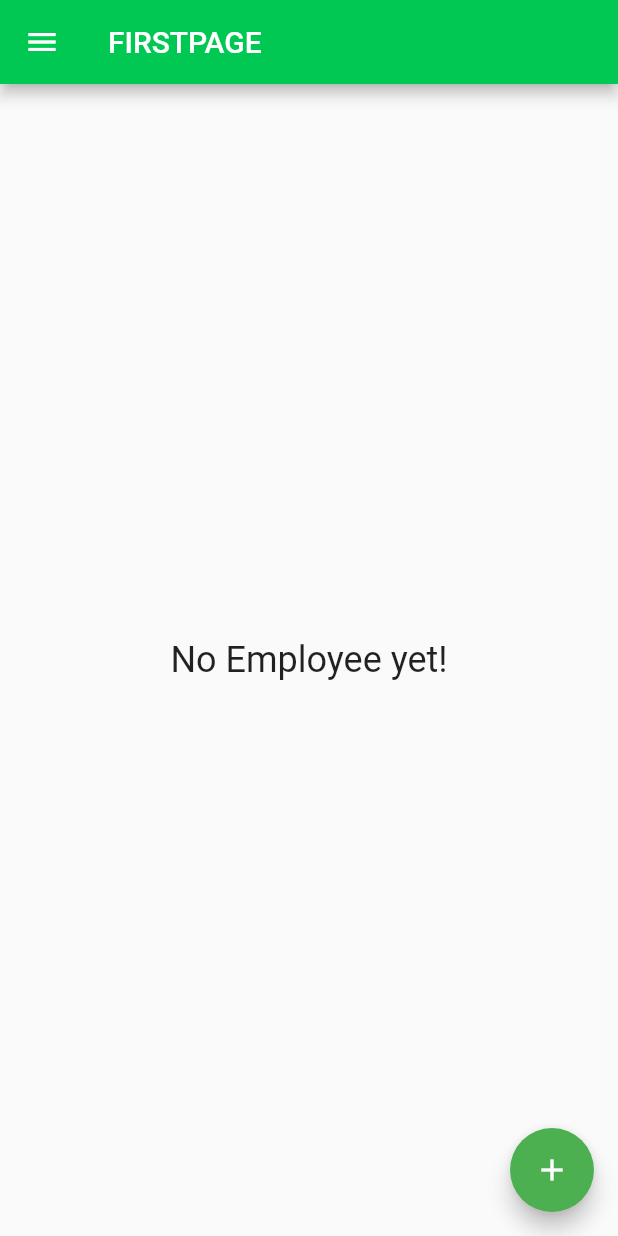
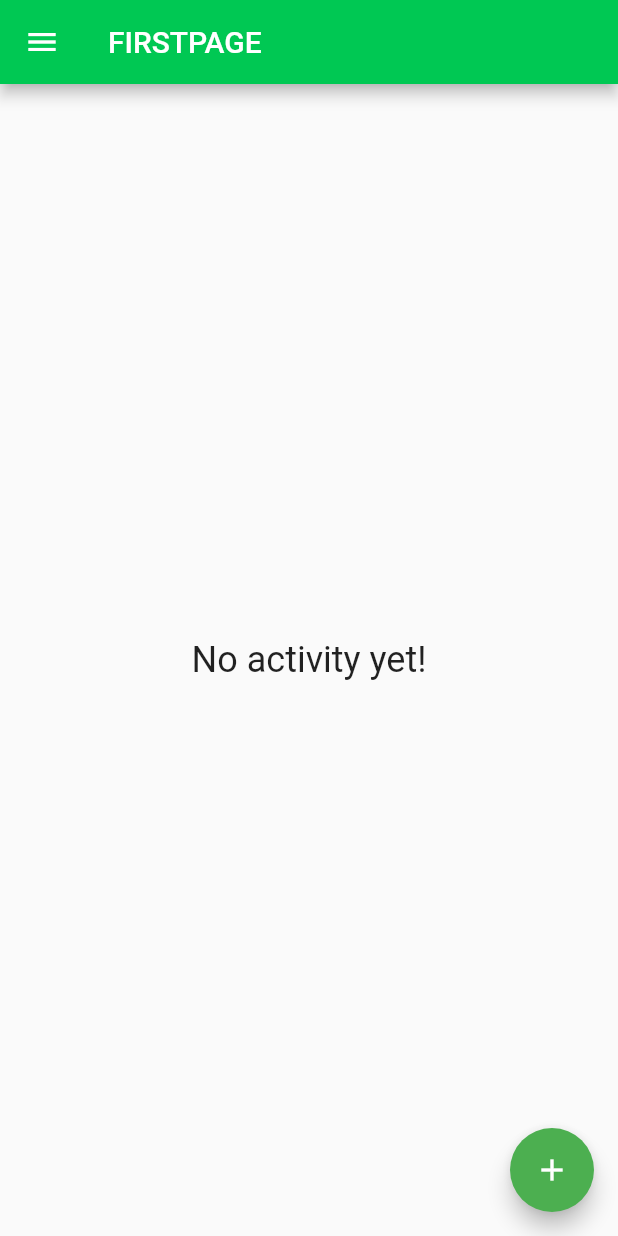
Before and after one commit to nksoluna/midterm-flutter, a Flutter app: the screen it shows after launch, on a phone screen of 412 x 824 dp. Run offline on Flutter 3.47's test engine with Material 2 defaults, Android fonts, the phone set to English and light mode, and no system bars; our stand-ins replace hive, hive_flutter; accounts and stored records are empty; generated files the repository leaves out were written again.

Commit message:
midterm exam - add activity with hives

```diff
--- a/midterm/lib/main.dart
+++ b/midterm/lib/main.dart
@@ -1,16 +1,16 @@
 import 'package:flutter/material.dart';
 import 'package:hive/hive.dart';
+import 'package:midterm/model/activity.dart';
 import 'package:midterm/page/firstpage.dart';
-import 'employees.dart';
 import 'package:hive_flutter/hive_flutter.dart';
 
-Future main() async  {
-  WidgetsFlutterBinding.ensureInitialized() ;
+Future main() async {
+  WidgetsFlutterBinding.ensureInitialized();
 
-await Hive.initFlutter() ;
+  await Hive.initFlutter();
 
-Hive.registerAdapter(EmployeeAdapter());
-await Hive.openBox<Employee>('Employee') ;
+  Hive.registerAdapter(ActivityAdapter());
+  await Hive.openBox<Activity>('Activity');
 
   runApp(MyApp());
 }
--- /dev/null
+++ b/midterm/lib/model/activity.dart
@@ -0,0 +1,14 @@
+import 'package:hive/hive.dart';
+part 'activity.g.dart';
+
+@HiveType(typeId: 1)
+class Activity extends HiveObject {
+  @HiveField(4)
+  String title;
+
+  @HiveField(5)
+  String groups;
+
+  @HiveField(7)
+  String lasttime;
+}
--- /dev/null
+++ b/midterm/lib/page/Activitydialog.dart
@@ -0,0 +1,136 @@
+import 'package:flutter/material.dart';
+import 'package:midterm/model/activity.dart';
+
+class ActivityDialog extends StatefulWidget {
+  final Activity activity;
+  final Function(String title, String groups, String lasttime) onClickedDone;
+
+  const ActivityDialog({
+    Key key,
+    this.activity,
+    this.onClickedDone,
+  }) : super(key: key);
+
+  @override
+  _ActivityDialogState createState() => _ActivityDialogState();
+}
+
+class _ActivityDialogState extends State<ActivityDialog> {
+  final formKey = GlobalKey<FormState>();
+  final titleController = TextEditingController();
+  final groupsController = TextEditingController();
+  final timeController = TextEditingController();
+
+  bool isWrong = true;
+
+  @override
+  void initState() {
+    super.initState();
+
+    if (widget.activity != null) {
+      final activity = widget.activity;
+
+      titleController.text = activity.title;
+      groupsController.text = activity.groups;
+      timeController.text = activity.lasttime;
+    }
+  }
+
+  @override
+  void dispose() {
+    titleController.dispose();
+    groupsController.dispose();
+    timeController.dispose();
+
+    super.dispose();
+  }
+
+  @override
+  Widget build(BuildContext context) {
+    final isEditing = widget.activity != null;
+    final title = isEditing ? 'Edit activity' : 'Add activity';
+
+    return AlertDialog(
+      title: Text(title),
+      content: Form(
+        key: formKey,
+        child: SingleChildScrollView(
+          child: Column(
+            mainAxisSize: MainAxisSize.min,
+            children: <Widget>[
+              SizedBox(height: 8),
+              buildtitle(),
+              SizedBox(height: 8),
+              buildgroups(),
+              SizedBox(height: 8),
+              buildtimes(),
+              SizedBox(height: 8),
+            ],
+          ),
+        ),
+      ),
+      actions: <Widget>[
+        buildCancelButton(context),
+        buildAddButton(context, isEditing: isEditing),
+      ],
+    );
+  }
+
+  Widget buildtitle() => TextFormField(
+        controller: titleController,
+        decoration: InputDecoration(
+          border: OutlineInputBorder(),
+          hintText: 'Enter Activity name',
+        ),
+        validator: (title) =>
+            title != null && title.isEmpty ? 'Enter an Activity' : null,
+      );
+
+  Widget buildgroups() => TextFormField(
+        controller: groupsController,
+        decoration: InputDecoration(
+          border: OutlineInputBorder(),
+          hintText: 'Enter Groups of activity',
+        ),
+        validator: (groups) => groups != null && groups.isEmpty
+            ? 'Enter a group of Activity'
+            : null,
+      );
+
+  Widget buildtimes() => TextFormField(
+        decoration: InputDecoration(
+          border: OutlineInputBorder(),
+          hintText: 'Enter time you did it',
+        ),
+        keyboardType: TextInputType.number,
+        validator: (lasttime) =>
+            lasttime != null && lasttime.isEmpty ? 'Important' : null,
+        controller: timeController,
+      );
+
+  Widget buildCancelButton(BuildContext context) => TextButton(
+        child: Text('Cancel'),
+        onPressed: () => Navigator.of(context).pop(),
+      );
+
+  Widget buildAddButton(BuildContext context, {bool isEditing}) {
+    final text = isEditing ? 'Save' : 'Add';
+
+    return TextButton(
+      child: Text(text),
+      onPressed: () async {
+        final isValid = formKey.currentState.validate();
+
+        if (isValid) {
+          final title = titleController.text;
+          final groups = groupsController.text;
+          final lasttime = timeController.text;
+
+          widget.onClickedDone(title, groups, lasttime);
+
+          Navigator.of(context).pop();
+        }
+      },
+    );
+  }
+}
--- a/midterm/lib/page/Employeepage.dart
+++ /dev/null
@@ -1,156 +0,0 @@
-import 'package:flutter/material.dart';
-import 'package:midterm/employees.dart';
-import 'package:midterm/page/boxes.dart';
-import 'Employeedialog.dart';
-
-
-Widget buildContent(List<Employee> employees) {
-    if (employees.isEmpty) {
-      return Center(
-        child: Text(
-          'No Employee yet!',
-          style: TextStyle(fontSize: 24),
-        ),
-      );
-    } else {
-      final netExpense = employees.fold<double>(
-        0,
-        (previousValue, employee) => employee.isWrong
-            ? previousValue + (employee.salary*0.9
-                       )           : previousValue + (employee.salary*1.2),
-      );
-      final newExpenseString = '\฿${netExpense.toStringAsFixed(2)}';
-      final color = netExpense > 0 ? Colors.green : Colors.red;
-
-      return Column(
-        children: [
-          SizedBox(height: 24),
-          Text(
-            'Net Salary: $newExpenseString',
-            style: TextStyle(
-              fontWeight: FontWeight.bold,
-              fontSize: 20,
-              color: color,
-            ),
-          ),
-          SizedBox(height: 24),
-          Expanded(
-            child: ListView.builder(
-              padding: EdgeInsets.all(8),
-              itemCount: employees.length,
-              itemBuilder: (BuildContext context, int index) {
-                final employee= employees[index];
-
-                return buildEmployee(context, employee);
-              },
-            ),
-          ),
-        ],
-      );
-    }
-  }
-
-  Widget buildEmployee(
-    BuildContext context,
-    Employee employee,
-  ) {
-    final color = employee.isWrong ? Colors.red : Colors.green;
-    var salary = '\฿' + employee.salary.toStringAsFixed(2);
-   if (color == Colors.red) {
-       salary = '\฿' + (employee.salary*0.9).toStringAsFixed(2);
-   }
-   else {
-     salary = '\฿' + (employee.salary*1.2).toStringAsFixed(2);
-   }
-
-    return Card(
-      color: Colors.white,
-      child: ExpansionTile(
-        tilePadding: EdgeInsets.symmetric(horizontal: 24, vertical: 8),
-        title: Text(
-          employee.name,
-          maxLines: 2,
-          style: TextStyle(fontWeight: FontWeight.bold, fontSize: 18),
-        ),
-        subtitle: Text(employee.position),
-        trailing: Text(
-          salary,
-          style: TextStyle(
-              color: color, fontWeight: FontWeight.bold, fontSize: 16),
-        ),
-        children: [
-          buildButtons(context, employee),
-        ],
-      ),
-    );
-  }
-
-  Widget buildButtons(BuildContext context, Employee employee) => Row(
-        children: [
-          Expanded(
-            child: TextButton.icon(
-              label: Text('Edit'),
-              icon: Icon(Icons.edit),
-              onPressed: () => Navigator.of(context).push(
-                MaterialPageRoute(
-                  builder: (context) => EmployeeDialog(
-                    employee: employee,
-                    onClickedDone: (name, position ,  salary, isWrong) =>
-                        editEmployee(employee, name, position, salary, isWrong),
-                  ),
-                ),
-              ),
-            ),
-          ),
-          Expanded(
-            child: TextButton.icon(
-              label: Text('Delete'),
-              icon: Icon(Icons.delete),
-              onPressed: () => deleteEmployee(employee),
-            ),
-          )
-        ],
-      );
-
-  Future addEmployee(String name, String position, int salary, bool isWrong) async {
-    final employee= Employee()
-      ..name = name
-      ..position = position
-      ..salary = salary
-      ..isWrong = isWrong;
-
-    final box = Boxes.getEmployees();
-    box.add(employee);
-    //box.put('mykey', employee);
-
-    // final mybox = Boxes.getemployees();
-    // final myemployee= mybox.get('key');
-    // mybox.values;
-    // mybox.keys;
-  }
-
-  void editEmployee(
-    Employee employee,
-    String position ,
-    String name,
-    int salary,
-    bool isWrong,
-  ) {
-    employee.name = name;
-    employee.position = position ;
-    employee.salary = salary;
-    employee.isWrong = isWrong;
-
-    // final box = Boxes.getemployees();
-    // box.put(employee.key, employee);
-
-    employee.save();
-  }
-
-  void deleteEmployee(Employee employee) {
-    // final box = Boxes.getemployees();
-    // box.delete(employee.key);
-
-    employee.delete();
-    //setState(() => employees.remove(employee));
-  }
--- /dev/null
+++ b/midterm/lib/page/activitypage.dart
@@ -0,0 +1,132 @@
+import 'package:flutter/material.dart';
+import 'package:midterm/model/activity.dart';
+import 'package:midterm/page/Activitydialog.dart';
+
+import 'package:midterm/page/boxes.dart';
+
+Widget buildContent(List<Activity> activities) {
+  if (activities.isEmpty) {
+    return Center(
+      child: Text(
+        'No activity yet!',
+        style: TextStyle(fontSize: 24),
+      ),
+    );
+  } else {
+    return Column(
+      children: [
+        SizedBox(height: 24),
+        Text(
+          'All Activities',
+          style: TextStyle(
+            fontWeight: FontWeight.bold,
+            fontSize: 20,
+            color: Colors.greenAccent.shade700,
+          ),
+        ),
+        SizedBox(height: 24),
+        Expanded(
+          child: ListView.builder(
+            padding: EdgeInsets.all(8),
+            itemCount: activities.length,
+            itemBuilder: (BuildContext context, int index) {
+              final activity = activities[index];
+
+              return buildActivity(context, activity);
+            },
+          ),
+        ),
+      ],
+    );
+  }
+}
+
+Widget buildActivity(
+  BuildContext context,
+  Activity activity,
+) {
+  var lasttime = 'Date : ' + activity.lasttime;
+
+  return Card(
+    color: Colors.white,
+    child: ExpansionTile(
+      tilePadding: EdgeInsets.symmetric(horizontal: 24, vertical: 8),
+      title: Text(
+        activity.title,
+        maxLines: 2,
+        style: TextStyle(fontWeight: FontWeight.bold, fontSize: 18),
+      ),
+      subtitle: Text(activity.groups),
+      trailing: Text(
+        lasttime,
+        style: TextStyle(
+            color: Colors.greenAccent.shade700,
+            fontWeight: FontWeight.bold,
+            fontSize: 16),
+      ),
+      children: [
+        buildButtons(context, activity),
+      ],
+    ),
+  );
+}
+
+Widget buildButtons(BuildContext context, Activity activity) => Row(
+      children: [
+        Expanded(
+          child: TextButton.icon(
+            label: Text('Edit'),
+            icon: Icon(Icons.edit),
+            onPressed: () => Navigator.of(context).push(
+              MaterialPageRoute(
+                builder: (context) => ActivityDialog(
+                  activity: activity,
+                  onClickedDone: (title, groups, lasttime) =>
+                      editActivity(activity, title, groups, lasttime),
+                ),
+              ),
+            ),
+          ),
+        ),
+        Expanded(
+          child: TextButton.icon(
+            label: Text('Delete'),
+            icon: Icon(Icons.delete),
+            onPressed: () => deleteActivity(activity),
+          ),
+        )
+      ],
+    );
+
+Future addActivity(String title, String groups, String lasttime) async {
+  final activity = Activity()
+    ..title = title
+    ..groups = groups
+    ..lasttime = lasttime;
+
+  final box = Boxes.getActivity();
+  box.add(activity);
+  //box.put('mykey', employee);
+
+  // final mybox = Boxes.getactivities();
+  // final myemployee= mybox.get('key');
+  // mybox.values;
+  // mybox.keys;
+}
+
+void editActivity(
+  Activity activity,
+  String title,
+  String groups,
+  String lasttime,
+) {
+  activity.title = title;
+  activity.groups = groups;
+  activity.lasttime = lasttime;
+
+  activity.save();
+}
+
+void deleteActivity(Activity activity) {
+  activity.delete();
+}
--- a/midterm/lib/page/boxes.dart
+++ b/midterm/lib/page/boxes.dart
@@ -1,7 +1,7 @@
 import 'package:hive/hive.dart';
-import 'package:midterm/employees.dart';
+
+import 'package:midterm/model/activity.dart';
 
 class Boxes {
-  static Box<Employee> getEmployees() =>
-  Hive.box<Employee>('Employee') ;
+  static Box<Activity> getActivity() => Hive.box<Activity>('Activity');
 }
--- a/midterm/lib/page/firstpage.dart
+++ b/midterm/lib/page/firstpage.dart
@@ -1,41 +1,47 @@
 import 'package:flutter/material.dart';
 import 'package:midterm/drawer.dart';
-import 'package:midterm/employees.dart';
+import 'package:midterm/model/activity.dart';
+import 'package:midterm/page/Activitydialog.dart';
+import 'package:midterm/page/activitypage.dart';
 import 'package:midterm/page/boxes.dart';
 import 'package:hive_flutter/hive_flutter.dart';
 import 'package:hive/hive.dart';
-import 'Employeedialog.dart';
-import 'Employeepage.dart';
 
 class Firstpage extends StatefulWidget {
   @override
-  _FirstpageState createState() => _FirstpageState() ;
+  _FirstpageState createState() => _FirstpageState();
+}
 
-}
- class _FirstpageState extends State<Firstpage> {
+class _FirstpageState extends State<Firstpage> {
   @override
   void dispose() {
     Hive.close();
 
     super.dispose();
   }
+
   Widget build(BuildContext context) {
     return Scaffold(
       drawer: NavDrawer(),
-      appBar: AppBar(title: Text("FIRSTPAGE") ,
-      backgroundColor: Colors.greenAccent.shade700,),
-      body : ValueListenableBuilder<Box<Employee>> (
-        valueListenable: Boxes.getEmployees().listenable(),
-        builder: (context , box , _) {
-          final employees = box.values.toList().cast<Employee>() ;
-          return buildContent(employees) ;
+      appBar: AppBar(
+        title: Text("FIRSTPAGE"),
+        backgroundColor: Colors.greenAccent.shade700,
+      ),
+      body: ValueListenableBuilder<Box<Activity>>(
+        valueListenable: Boxes.getActivity().listenable(),
+        builder: (context, box, _) {
+          final activities = box.values.toList().cast<Activity>();
+          return buildContent(activities);
         },
       ),
-      floatingActionButton: FloatingActionButton(child: Icon(Icons.add),
-      onPressed: () => showDialog(context: context,
-       builder: (context) => EmployeeDialog(
-         onClickedDone: addEmployee,
-       )),),
+      floatingActionButton: FloatingActionButton(
+        child: Icon(Icons.add),
+        onPressed: () => showDialog(
+            context: context,
+            builder: (context) => ActivityDialog(
+                  onClickedDone: addActivity,
+                )),
+      ),
     );
   }
 }
```
Also changed, not shown: midterm/lib/page/Employeedialog.dart (deleted, +0 -156 lines), midterm/lib/model/activity.g.dart (added), midterm/pubspec.lock.
